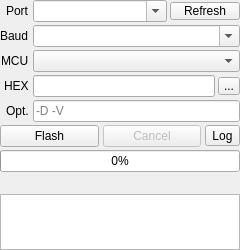
First picture: the form in stk500flasher/widget.ui, repository Dzantemir/candle-plugin-stk500-flasher, before the edit.
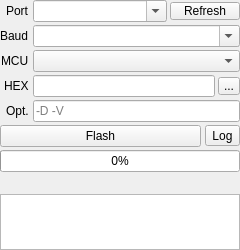
Second picture: the form after the edit.

```diff
--- a/stk500flasher/widget.ui
+++ b/stk500flasher/widget.ui
@@ -236,7 +236,7 @@
       <widget class="QPushButton" name="cmdFlash">
        <property name="minimumSize">
         <size>
-         <width>60</width>
+         <width>70</width>
          <height>0</height>
         </size>
        </property>
@@ -245,22 +245,6 @@
        </property>
       </widget>
      </item>
-     <item>
-      <widget class="QPushButton" name="cmdCancel">
-       <property name="enabled">
-        <bool>false</bool>
-       </property>
-       <property name="minimumSize">
-        <size>
-         <width>50</width>
-         <height>0</height>
-        </size>
-       </property>
-       <property name="text">
-        <string>Cancel</string>
-       </property>
-      </widget>
-     </item>
      <item>
       <widget class="QToolButton" name="btnLog">
        <property name="minimumSize">
```
Left out of the diff: 3 changed lines with no effect on the pictures.
